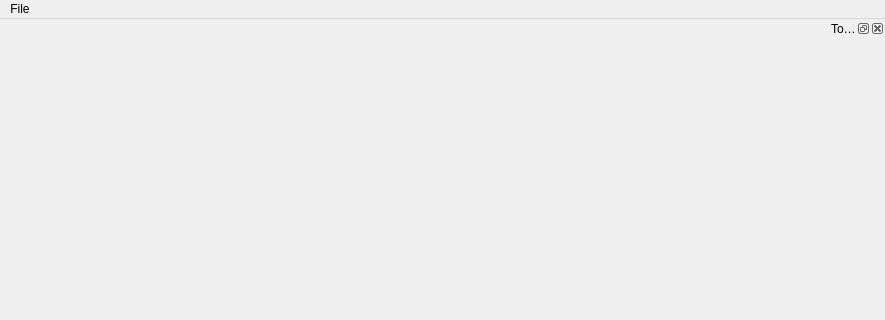
First picture: the form in VisualEditor/VisualEditor.ui, repository CreativeMetalCat/VisualEditor, before the edit; both pictures show x 0 to 885 and y 0 to 320 of the 885 by 715 pixel window.
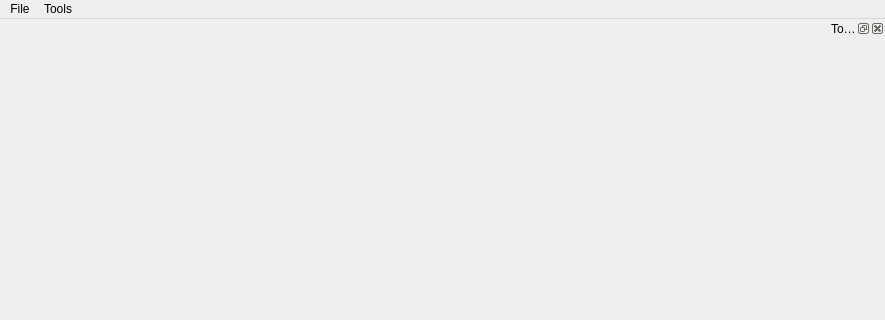
Second picture: the form after the edit.

What changed in the file:
```diff
--- a/VisualEditor/VisualEditor.ui
+++ b/VisualEditor/VisualEditor.ui
@@ -86,7 +86,14 @@
     <addaction name="separator"/>
     <addaction name="actionInfo"/>
    </widget>
+   <widget class="QMenu" name="menuTools">
+    <property name="title">
+     <string>Tools</string>
+    </property>
+    <addaction name="actionSearch"/>
+   </widget>
    <addaction name="menuFile"/>
+   <addaction name="menuTools"/>
   </widget>
   <action name="actionOpen">
    <property name="text">
```
Left out of the diff: 5 changed lines with no effect on the pictures.
